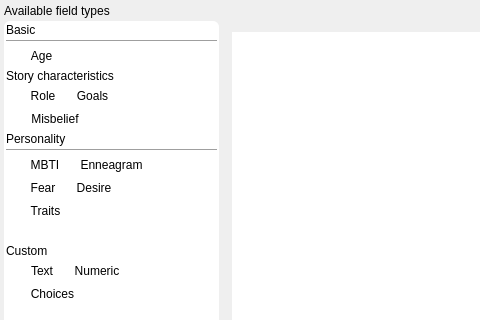
Old version of the form ui/character_profile_editor_dialog.ui in the repository zkovari/plotlyst; both pictures show x 0 to 480 and y 0 to 320 of the 995 by 629 pixel window.
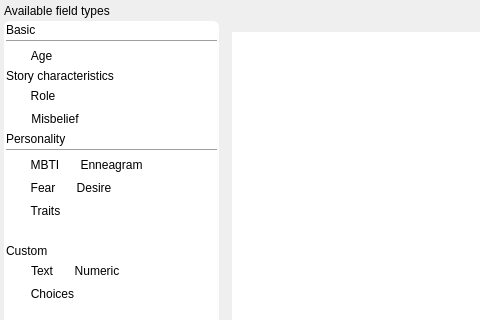
New version of the form. Custom widgets are drawn as their Qt base class.

Commit message: remove old goals template field

The edit to the form file:
```diff
--- a/ui/character_profile_editor_dialog.ui
+++ b/ui/character_profile_editor_dialog.ui
@@ -208,25 +208,6 @@
               </property>
              </widget>
             </item>
-            <item>
-             <widget class="QToolButton" name="btnGoal">
-              <property name="cursor">
-               <cursorShape>OpenHandCursor</cursorShape>
-              </property>
-              <property name="text">
-               <string>Goals</string>
-              </property>
-              <property name="iconSize">
-               <size>
-                <width>24</width>
-                <height>24</height>
-               </size>
-              </property>
-              <property name="toolButtonStyle">
-               <enum>Qt::ToolButtonTextUnderIcon</enum>
-              </property>
-             </widget>
-            </item>
             <item>
              <spacer name="horizontalSpacer_9">
               <property name="orientation">
```
The commit also changes 3 other files.
